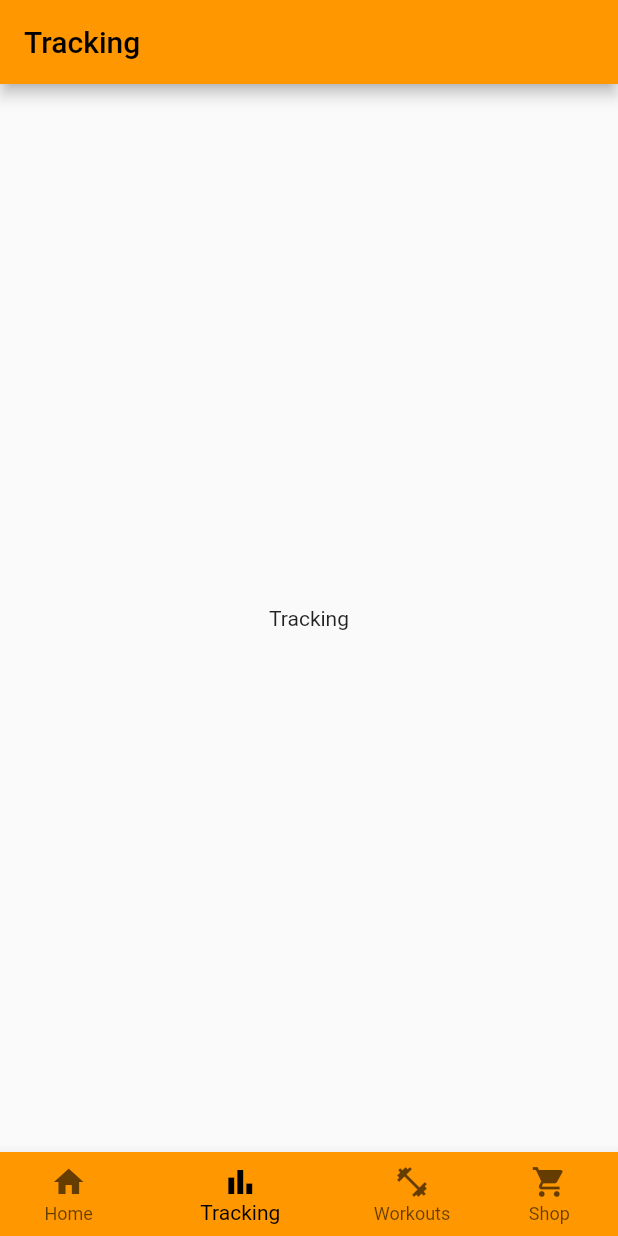
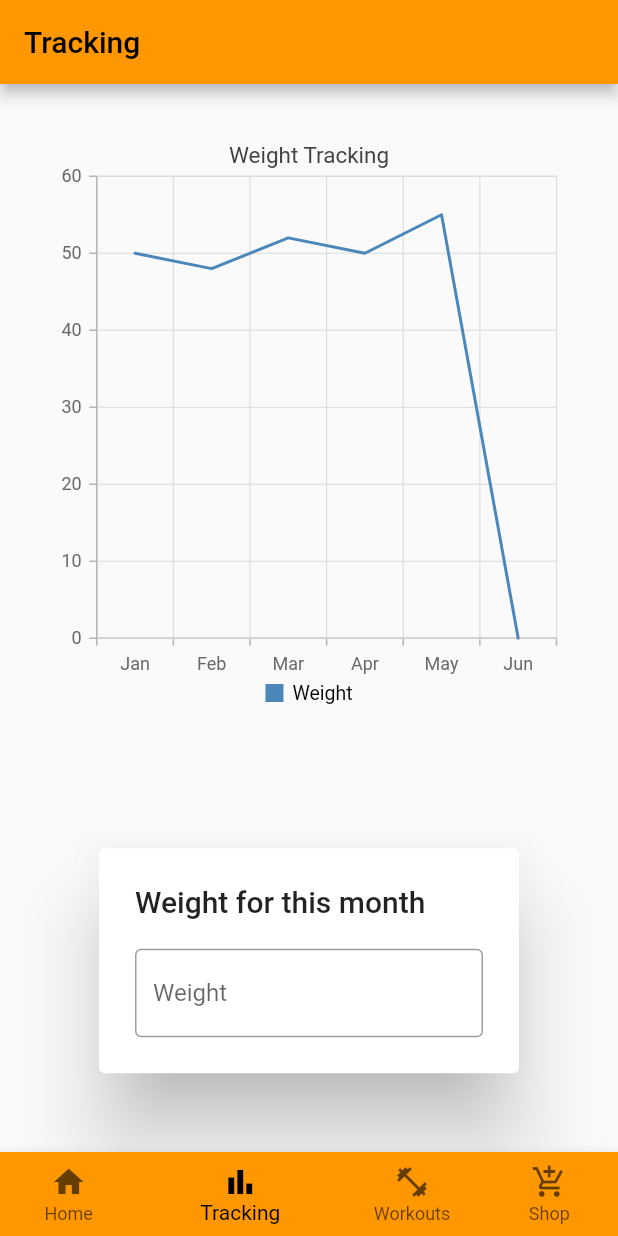
Before and after one commit to VS-UA/ihc-home-gym, a Flutter app: the TrackingPage screen opened directly, on a phone screen of 412 x 824 dp. Run offline on Flutter 3.47's test engine with Material 2 defaults, Android fonts, the light colour scheme and no system bars; our stand-ins replace font_awesome_flutter, syncfusion_flutter_charts, toggle_switch; network calls fail.

Commit message:
static cart page + chart for weight tracking

```diff
--- a/gym_home/lib/pages/bottom_bar.dart
+++ b/gym_home/lib/pages/bottom_bar.dart
@@ -37,7 +37,7 @@ class BottomNavBar extends StatelessWidget {
         ),
         BottomNavigationBarItem(
           backgroundColor: Colors.orange,
-          icon: Icon(Icons.shopping_cart),
+          icon: Icon(Icons.add_shopping_cart),
           label: "Shop",
         ),
       ],
--- a/gym_home/lib/pages/tracking.dart
+++ b/gym_home/lib/pages/tracking.dart
@@ -1,4 +1,6 @@
 import 'package:flutter/material.dart';
+// ignore: import_of_legacy_library_into_null_safe
+import 'package:syncfusion_flutter_charts/charts.dart';
 import 'package:gym_home/pages/home.dart';
 import 'package:gym_home/pages/bottom_bar.dart';
 import 'package:gym_home/pages/shop.dart';
@@ -13,6 +15,7 @@ class TrackingPage extends StatefulWidget {
 
 class _TrackingPageState extends State<TrackingPage> {
   int _index = 1;
+  double _weight = 0;
 
   final List<Widget> _pages = [
     const HomePage(),
@@ -39,13 +42,55 @@ class _TrackingPageState extends State<TrackingPage> {
       ),
       body: Center(
         child: Column(
-          mainAxisAlignment: MainAxisAlignment.center,
-          children: const [
-            Text(
-              'Tracking',
+          mainAxisAlignment: MainAxisAlignment.spaceAround,
+          mainAxisSize: MainAxisSize.max,
+          crossAxisAlignment: CrossAxisAlignment.center,
+          children: [
+            SizedBox(
+              height: 400,
+              width: 350,
+              child: SfCartesianChart(
+                title: ChartTitle(text: 'Weight Tracking'),
+                legend: Legend(isVisible: true),
+                primaryXAxis: CategoryAxis(),
+
+                series: <LineSeries<WeightData, String>>[
+                  LineSeries<WeightData, String>(
+                    name: 'Weight',
+                    // Bind data source
+                    dataSource:  <WeightData>[
+                      WeightData('Jan', 50),
+                      WeightData('Feb', 48),
+                      WeightData('Mar', 52),
+                      WeightData('Apr', 50),
+                      WeightData('May', 55),
+                      WeightData('Jun', _weight),
+                    ],
+                    // ignore: non_constant_identifier_names
+                    xValueMapper: (WeightData Weight, _) => Weight.year,
+                    // ignore: non_constant_identifier_names
+                    yValueMapper: (WeightData Weight, _) => Weight.Weight
+                  )
+                ],
+              ),
+            ),
+            AlertDialog(
+              title: const Text('Weight for this month'),
+              content: TextField(
+                decoration: const InputDecoration(
+                  border: OutlineInputBorder(),
+                  labelText: 'Weight',
+                ),
+                onChanged: (value) {
+                  setState(() {
+                    _weight = double.parse(value);
+                  });
+                },
+              ),
             ),
           ],
         ),
+
       ),
       bottomNavigationBar: BottomNavBar(
         // Use the BottomNavBar widget
@@ -60,3 +105,10 @@ class _TrackingPageState extends State<TrackingPage> {
     );
   }
 }
+
+class WeightData {
+  WeightData(this.year, this.Weight);
+  final String year;
+  // ignore: non_constant_identifier_names
+  final double Weight;
+}
--- a/gym_home/pubspec.yaml
+++ b/gym_home/pubspec.yaml
@@ -31,6 +31,7 @@ environment:
 dependencies:
   flutter:
     sdk: flutter
+  syncfusion_flutter_charts: ^18.4.49
 
 
   # The following adds the Cupertino Icons font to your application.
@@ -70,6 +71,7 @@ flutter:
      - assets/Pull_up.gif
      - assets/Bench_dip.gif
      - assets/Lateral_raise.gif
+     - assets/fixed_bar.png
 
   # An image asset can refer to one or more resolution-specific "variants", see
   # https://flutter.dev/assets-and-images/#resolution-aware
```
Also changed, not shown: gym_home/lib/pages/cart.dart (added, +110 -0 lines), gym_home/lib/pages/home.dart (+16 -4 lines), gym_home/assets/fixed_bar.png (added), gym_home/pubspec.lock.
